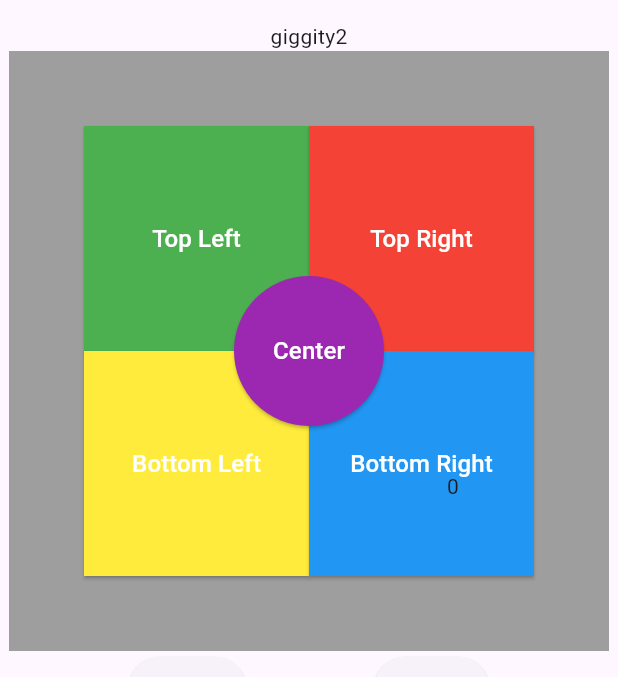
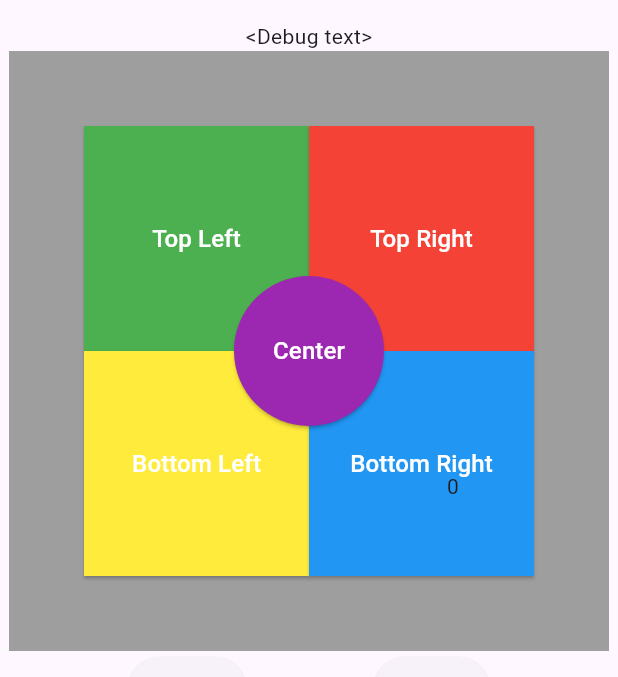
Before and after one commit to JasonSimms/simms_says, a Flutter app: the screen it shows after launch, on a phone screen of 412 x 824 dp, the part 63-740 px from its top. Run offline on Flutter 3.47's test engine with Material 3 defaults, Android fonts, the phone set to English and light mode, and no system bars; our stand-ins replace logger.

Commit message:
readme update

```diff
--- a/lib/main.dart
+++ b/lib/main.dart
@@ -26,7 +26,7 @@ class MyApp extends StatelessWidget {
             title: const Text('Coder_Simms_Says'),
           ),
           body: Column(children: <Widget>[
-            Text('giggity2'),
+            Text('<Debug text>'),
             Container(
                 width: 400,
                 height: 400,
```
Also changed, not shown: 1 other file.
